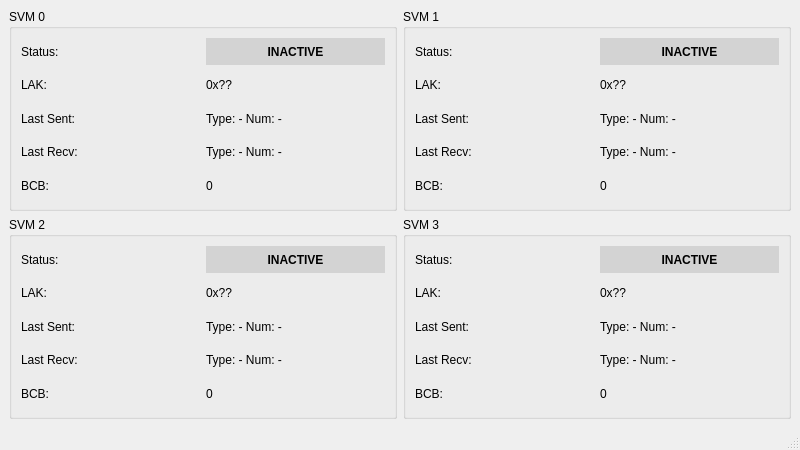
The window that gui/mainwindow.ui (dtorkin/practice) describes before a commit, drawn with Qt 5.
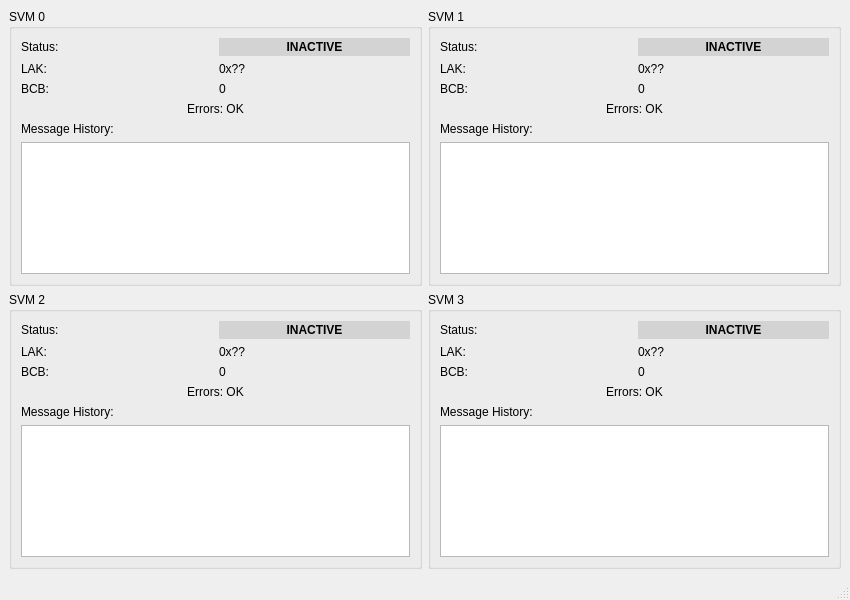
The same window after the commit.

Commit message: расширенный gui (test 2+ qt)

```diff
--- a/gui/mainwindow.ui
+++ b/gui/mainwindow.ui
@@ -6,8 +6,8 @@
    <rect>
     <x>0</x>
     <y>0</y>
-    <width>800</width>
-    <height>450</height> <!-- Немного увеличил высоту для BCB -->
+    <width>850</width> <!-- Немного расширил для истории -->
+    <height>600</height> <!-- Увеличил высоту для истории и ошибок -->
    </rect>
   </property>
   <property name="windowTitle">
@@ -62,48 +62,42 @@
         </widget>
        </item>
        <item row="2" column="0">
-        <widget class="QLabel" name="labelLastSent_0">
-         <property name="text">
-          <string>Last Sent:</string>
-         </property>
-        </widget>
-       </item>
-       <item row="2" column="1">
-        <widget class="QLabel" name="valueLastSent_0">
-         <property name="text">
-          <string>Type: - Num: -</string>
-         </property>
-        </widget>
-       </item>
-       <item row="3" column="0">
-        <widget class="QLabel" name="labelLastRecv_0">
-         <property name="text">
-          <string>Last Recv:</string>
-         </property>
-        </widget>
-       </item>
-       <item row="3" column="1">
-        <widget class="QLabel" name="valueLastRecv_0">
-         <property name="text">
-          <string>Type: - Num: -</string>
-         </property>
-        </widget>
-       </item>
-       <!-- Строка для BCB -->
-       <item row="4" column="0">
-        <widget class="QLabel" name="labelBCB_0">
+        <widget class="QLabel" name="labelBCBText_0">
          <property name="text">
           <string>BCB:</string>
          </property>
         </widget>
        </item>
-       <item row="4" column="1">
+       <item row="2" column="1">
         <widget class="QLabel" name="valueBCB_0">
          <property name="text">
           <string>0</string>
          </property>
         </widget>
        </item>
+       <item row="3" column="0" colspan="2">
+        <widget class="QLabel" name="errorStatusLabel_0">
+         <property name="text">
+          <string>Errors: OK</string>
+         </property>
+         <property name="alignment">
+          <set>Qt::AlignCenter</set>
+         </property>
+         <property name="wordWrap">
+          <bool>true</bool>
+         </property>
+        </widget>
+       </item>
+       <item row="4" column="0" colspan="2">
+        <widget class="QLabel" name="labelHistory_0">
+         <property name="text">
+          <string>Message History:</string>
+         </property>
+        </widget>
+       </item>
+       <item row="5" column="0" colspan="2">
+        <widget class="QListWidget" name="historyList_0"/>
+       </item>
       </layout>
      </widget>
     </item>
@@ -112,9 +106,9 @@
       <property name="title">
        <string>SVM 1</string>
       </property>
-      <layout class="QGridLayout" name="gridLayout_2">
+      <layout class="QGridLayout" name="gridLayout_1">
        <item row="0" column="0">
-        <widget class="QLabel" name="labelStatus_1">
+        <widget class="QLabel" name="labelStatusText_1">
          <property name="text">
           <string>Status:</string>
          </property>
@@ -140,7 +134,7 @@
         </widget>
        </item>
        <item row="1" column="0">
-        <widget class="QLabel" name="labelLAK_1">
+        <widget class="QLabel" name="labelLAKText_1">
          <property name="text">
           <string>LAK:</string>
          </property>
@@ -154,48 +148,42 @@
         </widget>
        </item>
        <item row="2" column="0">
-        <widget class="QLabel" name="labelLastSent_1">
-         <property name="text">
-          <string>Last Sent:</string>
-         </property>
-        </widget>
-       </item>
-       <item row="2" column="1">
-        <widget class="QLabel" name="valueLastSent_1">
-         <property name="text">
-          <string>Type: - Num: -</string>
-         </property>
-        </widget>
-       </item>
-       <item row="3" column="0">
-        <widget class="QLabel" name="labelLastRecv_1">
-         <property name="text">
-          <string>Last Recv:</string>
-         </property>
-        </widget>
-       </item>
-       <item row="3" column="1">
-        <widget class="QLabel" name="valueLastRecv_1">
-         <property name="text">
-          <string>Type: - Num: -</string>
-         </property>
-        </widget>
-       </item>
-       <!-- Строка для BCB -->
-       <item row="4" column="0">
-        <widget class="QLabel" name="labelBCB_1">
+        <widget class="QLabel" name="labelBCBText_1">
          <property name="text">
           <string>BCB:</string>
          </property>
         </widget>
        </item>
-       <item row="4" column="1">
+       <item row="2" column="1">
         <widget class="QLabel" name="valueBCB_1">
          <property name="text">
           <string>0</string>
          </property>
         </widget>
        </item>
+       <item row="3" column="0" colspan="2">
+        <widget class="QLabel" name="errorStatusLabel_1">
+         <property name="text">
+          <string>Errors: OK</string>
+         </property>
+         <property name="alignment">
+          <set>Qt::AlignCenter</set>
+         </property>
+         <property name="wordWrap">
+          <bool>true</bool>
+         </property>
+        </widget>
+       </item>
+       <item row="4" column="0" colspan="2">
+        <widget class="QLabel" name="labelHistory_1">
+         <property name="text">
+          <string>Message History:</string>
+         </property>
+        </widget>
+       </item>
+       <item row="5" column="0" colspan="2">
+        <widget class="QListWidget" name="historyList_1"/>
+       </item>
       </layout>
      </widget>
     </item>
@@ -204,9 +192,9 @@
       <property name="title">
        <string>SVM 2</string>
       </property>
-      <layout class="QGridLayout" name="gridLayout_3">
+      <layout class="QGridLayout" name="gridLayout_2">
        <item row="0" column="0">
-        <widget class="QLabel" name="labelStatus_2">
+        <widget class="QLabel" name="labelStatusText_2">
          <property name="text">
           <string>Status:</string>
          </property>
@@ -232,7 +220,7 @@
         </widget>
        </item>
        <item row="1" column="0">
-        <widget class="QLabel" name="labelLAK_2">
+        <widget class="QLabel" name="labelLAKText_2">
          <property name="text">
           <string>LAK:</string>
          </property>
@@ -246,48 +234,42 @@
         </widget>
        </item>
        <item row="2" column="0">
-        <widget class="QLabel" name="labelLastSent_2">
-         <property name="text">
-          <string>Last Sent:</string>
-         </property>
-        </widget>
-       </item>
-       <item row="2" column="1">
-        <widget class="QLabel" name="valueLastSent_2">
-         <property name="text">
-          <string>Type: - Num: -</string>
-         </property>
-        </widget>
-       </item>
-       <item row="3" column="0">
-        <widget class="QLabel" name="labelLastRecv_2">
-         <property name="text">
-          <string>Last Recv:</string>
-         </property>
-        </widget>
-       </item>
-       <item row="3" column="1">
-        <widget class="QLabel" name="valueLastRecv_2">
-         <property name="text">
-          <string>Type: - Num: -</string>
-         </property>
-        </widget>
-       </item>
-       <!-- Строка для BCB -->
-       <item row="4" column="0">
-        <widget class="QLabel" name="labelBCB_2">
+        <widget class="QLabel" name="labelBCBText_2">
          <property name="text">
           <string>BCB:</string>
          </property>
         </widget>
        </item>
-       <item row="4" column="1">
+       <item row="2" column="1">
         <widget class="QLabel" name="valueBCB_2">
          <property name="text">
           <string>0</string>
          </property>
         </widget>
        </item>
+       <item row="3" column="0" colspan="2">
+        <widget class="QLabel" name="errorStatusLabel_2">
+         <property name="text">
+          <string>Errors: OK</string>
+         </property>
+         <property name="alignment">
+          <set>Qt::AlignCenter</set>
+         </property>
+         <property name="wordWrap">
+          <bool>true</bool>
+         </property>
+        </widget>
+       </item>
+       <item row="4" column="0" colspan="2">
+        <widget class="QLabel" name="labelHistory_2">
+         <property name="text">
+          <string>Message History:</string>
+         </property>
+        </widget>
+       </item>
+       <item row="5" column="0" colspan="2">
+        <widget class="QListWidget" name="historyList_2"/>
+       </item>
       </layout>
      </widget>
     </item>
@@ -296,9 +278,9 @@
       <property name="title">
        <string>SVM 3</string>
       </property>
-      <layout class="QGridLayout" name="gridLayout_4">
+      <layout class="QGridLayout" name="gridLayout_3">
        <item row="0" column="0">
-        <widget class="QLabel" name="labelStatus_3">
+        <widget class="QLabel" name="labelStatusText_3">
          <property name="text">
           <string>Status:</string>
          </property>
@@ -324,7 +306,7 @@
         </widget>
        </item>
        <item row="1" column="0">
-        <widget class="QLabel" name="labelLAK_3">
+        <widget class="QLabel" name="labelLAKText_3">
          <property name="text">
           <string>LAK:</string>
          </property>
@@ -338,48 +320,42 @@
         </widget>
        </item>
        <item row="2" column="0">
-        <widget class="QLabel" name="labelLastSent_3">
-         <property name="text">
-          <string>Last Sent:</string>
-         </property>
-        </widget>
-       </item>
-       <item row="2" column="1">
-        <widget class="QLabel" name="valueLastSent_3">
-         <property name="text">
-          <string>Type: - Num: -</string>
-         </property>
-        </widget>
-       </item>
-       <item row="3" column="0">
-        <widget class="QLabel" name="labelLastRecv_3">
-         <property name="text">
-          <string>Last Recv:</string>
-         </property>
-        </widget>
-       </item>
-       <item row="3" column="1">
-        <widget class="QLabel" name="valueLastRecv_3">
-         <property name="text">
-          <string>Type: - Num: -</string>
-         </property>
-        </widget>
-       </item>
-       <!-- Строка для BCB -->
-       <item row="4" column="0">
-        <widget class="QLabel" name="labelBCB_3">
+        <widget class="QLabel" name="labelBCBText_3">
          <property name="text">
           <string>BCB:</string>
          </property>
         </widget>
        </item>
-       <item row="4" column="1">
+       <item row="2" column="1">
         <widget class="QLabel" name="valueBCB_3">
          <property name="text">
           <string>0</string>
          </property>
         </widget>
        </item>
+       <item row="3" column="0" colspan="2">
+        <widget class="QLabel" name="errorStatusLabel_3">
+         <property name="text">
+          <string>Errors: OK</string>
+         </property>
+         <property name="alignment">
+          <set>Qt::AlignCenter</set>
+         </property>
+         <property name="wordWrap">
+          <bool>true</bool>
+         </property>
+        </widget>
+       </item>
+       <item row="4" column="0" colspan="2">
+        <widget class="QLabel" name="labelHistory_3">
+         <property name="text">
+          <string>Message History:</string>
+         </property>
+        </widget>
+       </item>
+       <item row="5" column="0" colspan="2">
+        <widget class="QListWidget" name="historyList_3"/>
+       </item>
       </layout>
      </widget>
     </item>
```
Left out of the diff: 8 changed lines with no effect on the pictures. The commit also changes 4 other files.
